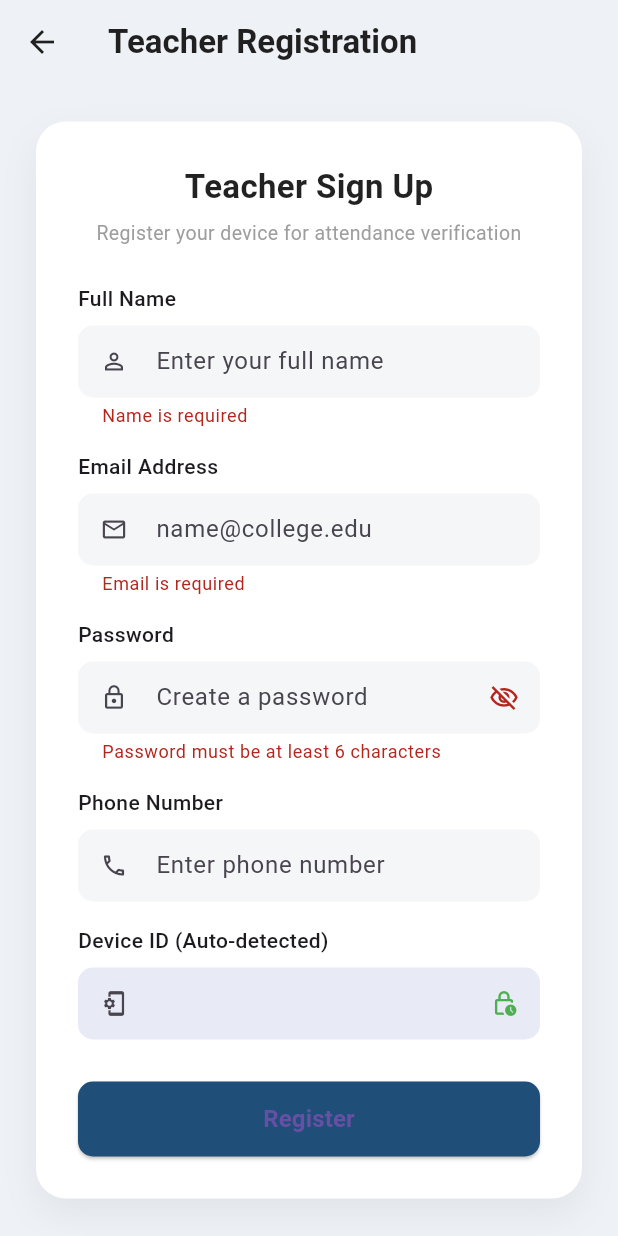
After one commit to Minahilgul/minahilfrontendattendance, a Flutter app: the RegisterTeacherScreen screen opened by its route, after a tap on "Register", on a phone screen of 412 x 824 dp. The commit adds this screen. Run offline on Flutter 3.47's test engine with Material 3 defaults, Android fonts, the phone set to English and light mode, and no system bars; our stand-ins replace device_info_plus, fl_chart, flutter_secure_storage, geolocator, get, get_storage and 1 more; accounts and stored records are empty; network calls fail.

Commit message:
fix the code

```diff
--- a/lib/core/services/teacher_service.dart
+++ b/lib/core/services/teacher_service.dart
@@ -47,16 +47,12 @@ class TeacherService {
     try {
       final token = await AuthService.getToken();
 
-      final deviceInfo = DeviceInfoPlugin();
-      final info = await deviceInfo.androidInfo;
-
-
       final body = {
         'username': username,
         'email': email,
         'password': password,
         'phone': phone,
-        // 'device_id': info.id
+        if (deviceId != null && deviceId.isNotEmpty) 'device_id': deviceId,
       };
 
       final response = await http.post(
@@ -183,4 +179,85 @@ class TeacherService {
       return false;
     }
   }
+
+  // ─────────────────────────────
+  // SELF-REGISTER TEACHER
+  // ─────────────────────────────
+  static Future<Map<String, dynamic>> registerTeacher({
+    required String username,
+    required String email,
+    required String password,
+    required String phone,
+    required String deviceId,
+  }) async {
+    try {
+      final body = {
+        'username': username,
+        'email': email,
+        'password': password,
+        'phone': phone,
+        'device_id': deviceId,
+      };
+
+      final response = await http.post(
+        Uri.parse('${AuthService.baseUrl}/register-teacher'),
+        headers: {
+          'Content-Type': 'application/json',
+          'Accept': 'application/json',
+        },
+        body: jsonEncode(body),
+      );
+
+      print("REGISTER TEACHER STATUS: ${response.statusCode}");
+      print("REGISTER TEACHER RESPONSE: ${response.body}");
+
+      final jsonData = jsonDecode(response.body);
+
+      if (response.statusCode == 200 || response.statusCode == 201) {
+        return {'success': true, 'message': jsonData['message'] ?? 'Registration successful!'};
+      }
+
+      String errorMessage = jsonData['message'] ?? 'Failed to register';
+      if (jsonData['errors'] != null) {
+        final errors = jsonData['errors'] as Map<String, dynamic>;
+        errorMessage = errors.values
+            .expand((e) => e is List ? e : [e])
+            .join('\n');
+      }
+
+      return {'success': false, 'message': errorMessage};
+    } catch (e) {
+      print("REGISTER TEACHER SERVICE ERROR: $e");
+      return {'success': false, 'message': 'Network error: $e'};
+    }
+  }
+
+  // ─────────────────────────────
+  // APPROVE TEACHER
+  // ─────────────────────────────
+  static Future<bool> approveTeacher(int id) async {
+    try {
+      final token = await AuthService.getToken();
+
+      final response = await http.post(
+        Uri.parse('${AuthService.baseUrl}/teachers/approve/$id'),
+        headers: {
+          'Accept': 'application/json',
+          'Authorization': 'Bearer $token',
+        },
+      );
+
+      print("APPROVE TEACHER STATUS: ${response.statusCode}");
+      print("APPROVE TEACHER RESPONSE: ${response.body}");
+
+      if (response.statusCode == 200) {
+        final data = jsonDecode(response.body);
+        return data['success'] == true;
+      }
+      return false;
+    } catch (e) {
+      print("APPROVE TEACHER SERVICE ERROR: $e");
+      return false;
+    }
+  }
 }
--- a/lib/routes/app_routes.dart
+++ b/lib/routes/app_routes.dart
@@ -1,4 +1,6 @@
 import 'package:go_router/go_router.dart';
+import '../core/services/auth_service.dart';
+
 
 import '../screens/splash_screen.dart';
 import '../screens/login_screen.dart';
@@ -13,6 +15,7 @@ import '../screens/create_session_page.dart';
 import '../screens/settings_screen.dart';
 import '../screens/student_directory_screen.dart';
 import '../screens/student_dashboard_screen.dart';
+import '../screens/register_teacher_screen.dart';
 
 final GoRouter appRouter = GoRouter(
   initialLocation: '/',
@@ -36,9 +39,11 @@ final GoRouter appRouter = GoRouter(
       path: '/teacher-dashboard',
       builder: (context, state) {
         final extra = state.extra as Map<String, dynamic>? ?? {};
+        final int userId = extra['userId'] ?? AuthService.currentUser?['id'] ?? 1;
+        final String role = extra['role'] ?? AuthService.currentUser?['role'] ?? 'teacher';
         return TeacherDashboardScreen(
-          userId: extra['userId'] ?? 1,
-          role: extra['role'] ?? 'teacher',
+          userId: userId,
+          role: role,
         );
       }
     ),
@@ -53,9 +58,11 @@ final GoRouter appRouter = GoRouter(
       path: '/teachers',
       builder: (context, state) {
         final extra = state.extra as Map<String, dynamic>? ?? {};
+        final int userId = extra['userId'] ?? AuthService.currentUser?['id'] ?? 1;
+        final String role = extra['role'] ?? AuthService.currentUser?['role'] ?? 'teacher';
         return TeacherDirectoryScreen(
-          userId: extra['userId'] ?? 1,
-          role: extra['role'] ?? 'teacher',
+          userId: userId,
+          role: role,
         );
       }
     ),
@@ -66,14 +73,18 @@ final GoRouter appRouter = GoRouter(
 
     GoRoute(path: '/create-session', builder: (context, state) => const CreateSessionPage()),
     GoRoute(path: '/add-student', builder: (context, state) => const StudentDirectoryScreen()),
+    GoRoute(path: '/register-teacher', builder: (context, state) => const RegisterTeacherScreen()),
     GoRoute(
       path: '/student-dashboard',
       builder: (context, state) {
         final extra = state.extra as Map<String, dynamic>? ?? {};
+        final int userId = extra['userId'] ?? AuthService.currentUser?['id'] ?? 1;
+        final String role = extra['role'] ?? AuthService.currentUser?['role'] ?? 'student';
+        final String name = extra['name'] ?? AuthService.currentUser?['username'] ?? 'Student';
         return StudentDashboardScreen(
-          userId: extra['userId'] ?? 1,
-          role: extra['role'] ?? 'student',
-          name: extra['name'] ?? 'Student',
+          userId: userId,
+          role: role,
+          name: name,
         );
       },
     ),
--- a/lib/screens/create_session_page.dart
+++ b/lib/screens/create_session_page.dart
@@ -142,7 +142,7 @@ class _CreateSessionPageState extends State<CreateSessionPage> {
 
     try {
       String? userIdStr = await _storage.read(key: 'userId');
-      int userId = int.tryParse(userIdStr ?? '') ?? 1;
+      int userId = int.tryParse(userIdStr ?? '') ?? AuthService.currentUser?['id'] ?? 1;
 
       final result = await SessionService.createSession(
         teacherId: userId,
--- /dev/null
+++ b/lib/screens/register_teacher_screen.dart
@@ -0,0 +1,332 @@
+import 'package:flutter/material.dart';
+import 'package:go_router/go_router.dart';
+import '../core/services/teacher_service.dart';
+import '../core/services/device_service.dart';
+
+class RegisterTeacherScreen extends StatefulWidget {
+  const RegisterTeacherScreen({super.key});
+
+  @override
+  State<RegisterTeacherScreen> createState() => _RegisterTeacherScreenState();
+}
+
+class _RegisterTeacherScreenState extends State<RegisterTeacherScreen> {
+  final _formKey = GlobalKey<FormState>();
+  final TextEditingController _usernameController = TextEditingController();
+  final TextEditingController _emailController = TextEditingController();
+  final TextEditingController _passwordController = TextEditingController();
+  final TextEditingController _phoneController = TextEditingController();
+
+  String _deviceId = '';
+  bool _isLoadingDevice = true;
+  bool _isLoading = false;
+  bool _obscurePassword = true;
+
+  @override
+  void initState() {
+    super.initState();
+    _loadDeviceId();
+  }
+
+  Future<void> _loadDeviceId() async {
+    try {
+      final id = await DeviceService.getDeviceId();
+      setState(() {
+        _deviceId = id;
+        _isLoadingDevice = false;
+      });
+    } catch (e) {
+      setState(() {
+        _deviceId = 'Unavailable';
+        _isLoadingDevice = false;
+      });
+    }
+  }
+
+  Future<void> _register() async {
+    if (!_formKey.currentState!.validate()) return;
+    if (_deviceId.isEmpty || _deviceId == 'Unavailable') {
+      ScaffoldMessenger.of(context).showSnackBar(
+        const SnackBar(content: Text("Could not retrieve device ID. Registration blocked.")),
+      );
+      return;
+    }
+
+    setState(() {
+      _isLoading = true;
+    });
+
+    final result = await TeacherService.registerTeacher(
+      username: _usernameController.text.trim(),
+      email: _emailController.text.trim(),
+      password: _passwordController.text.trim(),
+      phone: _phoneController.text.trim(),
+      deviceId: _deviceId,
+    );
+
+    setState(() {
+      _isLoading = false;
+    });
+
+    if (result['success']) {
+      showDialog(
+        context: context,
+        barrierDismissible: false,
+        builder: (context) => AlertDialog(
+          shape: RoundedRectangleBorder(borderRadius: BorderRadius.circular(16)),
+          title: Row(
+            children: const [
+              Icon(Icons.check_circle_rounded, color: Colors.green, size: 28),
+              SizedBox(width: 8),
+              Text('Success'),
+            ],
+          ),
+          content: Text(result['message'] ?? 'Registration successful. Admin approval required.'),
+          actions: [
+            ElevatedButton(
+              onPressed: () {
+                Navigator.pop(context); // close dialog
+                context.go('/login'); // go to login
+              },
+              style: ElevatedButton.styleFrom(
+                backgroundColor: const Color(0xff1f4e79),
+                shape: RoundedRectangleBorder(
+                  borderRadius: BorderRadius.circular(8),
+                ),
+              ),
+              child: const Text('Go to Login'),
+            ),
+          ],
+        ),
+      );
+    } else {
+      ScaffoldMessenger.of(context).showSnackBar(
+        SnackBar(
+          content: Text(result['message'] ?? 'Registration failed.'),
+          backgroundColor: Colors.red[700],
+        ),
+      );
+    }
+  }
+
+  @override
+  void dispose() {
+    _usernameController.dispose();
+    _emailController.dispose();
+    _passwordController.dispose();
+    _phoneController.dispose();
+    super.dispose();
+  }
+
+  @override
+  Widget build(BuildContext context) {
+    return Scaffold(
+      backgroundColor: const Color(0xffeef2f6),
+      appBar: AppBar(
+        title: const Text("Teacher Registration", style: TextStyle(fontWeight: FontWeight.bold, color: Colors.black87)),
+        backgroundColor: Colors.transparent,
+        elevation: 0,
+        leading: IconButton(
+          icon: const Icon(Icons.arrow_back, color: Colors.black87),
+          onPressed: () => context.pop(),
+        ),
+      ),
+      body: Center(
+        child: SingleChildScrollView(
+          padding: const EdgeInsets.symmetric(horizontal: 24, vertical: 16),
+          child: Container(
+            width: 400,
+            padding: const EdgeInsets.all(28),
+            decoration: BoxDecoration(
+              color: Colors.white,
+              borderRadius: BorderRadius.circular(20),
+              boxShadow: [
+                BoxShadow(
+                  color: Colors.black.withOpacity(0.06),
+                  blurRadius: 20,
+                  offset: const Offset(0, 10),
+                ),
+              ],
+            ),
+            child: Form(
+              key: _formKey,
+              child: Column(
+                crossAxisAlignment: CrossAxisAlignment.start,
+                children: [
+                  const Center(
+                    child: Text(
+                      "Teacher Sign Up",
+                      style: TextStyle(
+                        fontSize: 22,
+                        fontWeight: FontWeight.bold,
+                        color: Colors.black87,
+                      ),
+                    ),
+                  ),
+                  const SizedBox(height: 6),
+                  const Center(
+                    child: Text(
+                      "Register your device for attendance verification",
+                      textAlign: TextAlign.center,
+                      style: TextStyle(color: Colors.grey, fontSize: 13),
+                    ),
+                  ),
+                  const SizedBox(height: 24),
+
+                  // Username Field
+                  const Text("Full Name", style: TextStyle(fontWeight: FontWeight.w500, fontSize: 14)),
+                  const SizedBox(height: 8),
+                  TextFormField(
+                    controller: _usernameController,
+                    validator: (v) => v == null || v.trim().isEmpty ? 'Name is required' : null,
+                    decoration: InputDecoration(
+                      hintText: "Enter your full name",
+                      prefixIcon: const Icon(Icons.person_outline),
+                      filled: true,
+                      fillColor: const Color(0xfff5f6f8),
+                      border: OutlineInputBorder(
+                        borderRadius: BorderRadius.circular(10),
+                        borderSide: BorderSide.none,
+                      ),
+                      isDense: true,
+                    ),
+                  ),
+                  const SizedBox(height: 16),
+
+                  // Email Field
+                  const Text("Email Address", style: TextStyle(fontWeight: FontWeight.w500, fontSize: 14)),
+                  const SizedBox(height: 8),
+                  TextFormField(
+                    controller: _emailController,
+                    keyboardType: TextInputType.emailAddress,
+                    validator: (v) {
+                      if (v == null || v.trim().isEmpty) return 'Email is required';
+                      if (!RegExp(r'^[\w-\.]+@([\w-]+\.)+[\w-]{2,4}$').hasMatch(v.trim())) {
+                        return 'Enter a valid email address';
+                      }
+                      return null;
+                    },
+                    decoration: InputDecoration(
+                      hintText: "name@college.edu",
+                      prefixIcon: const Icon(Icons.email_outlined),
+                      filled: true,
+                      fillColor: const Color(0xfff5f6f8),
+                      border: OutlineInputBorder(
+                        borderRadius: BorderRadius.circular(10),
+                        borderSide: BorderSide.none,
+                      ),
+                      isDense: true,
+                    ),
+                  ),
+                  const SizedBox(height: 16),
+
+                  // Password Field
+                  const Text("Password", style: TextStyle(fontWeight: FontWeight.w500, fontSize: 14)),
+                  const SizedBox(height: 8),
+                  TextFormField(
+                    controller: _passwordController,
+                    obscureText: _obscurePassword,
+                    validator: (v) => v == null || v.length < 6 ? 'Password must be at least 6 characters' : null,
+                    decoration: InputDecoration(
+                      hintText: "Create a password",
+                      prefixIcon: const Icon(Icons.lock_outline),
+                      suffixIcon: IconButton(
+                        icon: Icon(_obscurePassword ? Icons.visibility_off_outlined : Icons.visibility_outlined, size: 20),
+                        onPressed: () => setState(() => _obscurePassword = !_obscurePassword),
+                      ),
+                      filled: true,
+                      fillColor: const Color(0xfff5f6f8),
+                      border: OutlineInputBorder(
+                        borderRadius: BorderRadius.circular(10),
+                        borderSide: BorderSide.none,
+                      ),
+                      isDense: true,
+                    ),
+                  ),
+                  const SizedBox(height: 16),
+
+                  // Phone Field
+                  const Text("Phone Number", style: TextStyle(fontWeight: FontWeight.w500, fontSize: 14)),
+                  const SizedBox(height: 8),
+                  TextFormField(
+                    controller: _phoneController,
+                    keyboardType: TextInputType.phone,
+                    decoration: InputDecoration(
+                      hintText: "Enter phone number",
+                      prefixIcon: const Icon(Icons.phone_outlined),
+                      filled: true,
+                      fillColor: const Color(0xfff5f6f8),
+                      border: OutlineInputBorder(
+                        borderRadius: BorderRadius.circular(10),
+                        borderSide: BorderSide.none,
+                      ),
+                      isDense: true,
+                    ),
+                  ),
+                  const SizedBox(height: 16),
+
+                  // Device ID Field (Read-only)
+                  const Text("Device ID (Auto-detected)", style: TextStyle(fontWeight: FontWeight.w500, fontSize: 14)),
+                  const SizedBox(height: 8),
+                  TextFormField(
+                    controller: TextEditingController(text: _deviceId),
+                    readOnly: true,
+                    style: const TextStyle(color: Colors.blueGrey, fontWeight: FontWeight.w600, fontSize: 13),
+                    decoration: InputDecoration(
+                      prefixIcon: const Icon(Icons.phonelink_setup_outlined),
+                      filled: true,
+                      fillColor: const Color(0xffe8eaf6),
+                      suffixIcon: _isLoadingDevice
+                        ? const Padding(
+                            padding: EdgeInsets.all(12.0),
+                            child: SizedBox(width: 16, height: 16, child: CircularProgressIndicator(strokeWidth: 2)),
+                          )
+                        : const Icon(Icons.lock_clock_outlined, color: Colors.green),
+                      border: OutlineInputBorder(
+                        borderRadius: BorderRadius.circular(10),
+                        borderSide: BorderSide.none,
+                      ),
+                      isDense: true,
+                    ),
+                  ),
+                  const SizedBox(height: 28),
+
+                  // Submit Button
+                  SizedBox(
+                    width: double.infinity,
+                    height: 50,
+                    child: ElevatedButton(
+                      onPressed: (_isLoading || _isLoadingDevice) ? null : _register,
+                      style: ElevatedButton.styleFrom(
+                        backgroundColor: const Color(0xff1f4e79),
+                        shape: RoundedRectangleBorder(
+                          borderRadius: BorderRadius.circular(10),
+                        ),
+                      ),
+                      child: _isLoading
+                          ? const SizedBox(
+                              width: 24,
+                              height: 24,
+                              child: CircularProgressIndicator(
+                                color: Colors.white,
+                                strokeWidth: 2,
+                              ),
+                            )
+                          : const Text(
+                              "Register",
+                              style: TextStyle(
+                                fontSize: 16,
+                                fontWeight: FontWeight.w600,
+                              ),
+                            ),
+                    ),
+                  ),
+                ],
+              ),
+            ),
+          ),
+        ),
+      ),
+    );
+  }
+}
--- a/lib/screens/teacher_directory_screen.dart
+++ b/lib/screens/teacher_directory_screen.dart
@@ -57,14 +57,14 @@ class TeacherModel {
       name: name,
       department: json['department']?? 'N/A',
       role: json['role']?? 'Teacher',
-      status: TeacherStatus.verified,
+      status: json['status'] == 1 ? TeacherStatus.verified : TeacherStatus.inactive,
       activeClasses: json['active_classes']?? 0,
       deviceInfo: json['device_info'],
       lastSeen: json['last_seen'],
       registeredInfo: json['created_at'],
       email: json['email'],
       phone: json['phone'],
-       deviceId: json['device_Id'],
+      deviceId: json['device_id'],
     );
   }
 }
@@ -220,8 +220,7 @@ class _AddTeacherDialogState extends State<AddTeacherDialog> {
                 const SizedBox(height: 14),
                 _buildField('Phone Number', _phoneCtrl, Icons.phone_outlined, keyboardType: TextInputType.phone),
                 const SizedBox(height: 14),
-                // FIX: MAC address field — required by backend device_mac_address column
-                _buildField('Device IMEI Address', _imeiCtrl, Icons.router_outlined),
+                _buildField('Device ID / IMEI', _imeiCtrl, Icons.router_outlined),
                 const SizedBox(height: 24),
                 Row(
                   children: [
@@ -364,8 +363,7 @@ class _EditTeacherDialogState extends State<EditTeacherDialog> {
             const SizedBox(height: 14),
             _buildField('Phone Number', _phoneCtrl, Icons.phone_outlined, keyboardType: TextInputType.phone),
             const SizedBox(height: 14),
-            // FIX: MAC address field — pre-filled from existing teacher data
-            _buildField('Device IMEI Address', _imeiCtrl, Icons.router_outlined),
+            _buildField('Device ID / IMEI', _imeiCtrl, Icons.router_outlined),
             const SizedBox(height: 24),
             Row(
               children: [
@@ -412,8 +410,9 @@ class TeacherCard extends StatelessWidget {
   final TeacherModel teacher;
   final VoidCallback? onEdit;
   final VoidCallback? onDelete;
+  final VoidCallback? onApprove;
 
-  const TeacherCard({super.key, required this.teacher, this.onEdit, this.onDelete});
+  const TeacherCard({super.key, required this.teacher, this.onEdit, this.onDelete, this.onApprove});
 
   @override
   Widget build(BuildContext context) {
@@ -500,6 +499,24 @@ class TeacherCard extends StatelessWidget {
               child: Align(
                 alignment: Alignment.centerRight,
                 child: TextButton(onPressed: () {}, style: TextButton.styleFrom(foregroundColor: const Color(0xFF1565C0), padding: EdgeInsets.zero, minimumSize: Size.zero, tapTargetSize: MaterialTapTargetSize.shrinkWrap), child: const Row(mainAxisSize: MainAxisSize.min, children: [Text('VIEW LOGS', style: TextStyle(fontSize: 12, fontWeight: FontWeight.w600)), SizedBox(width: 4), Icon(Icons.arrow_forward, size: 14)])),
+              ),
+            ),
+          if (teacher.status == TeacherStatus.inactive)
+            Padding(
+              padding: const EdgeInsets.fromLTRB(16, 0, 16, 12),
+              child: Align(
+                alignment: Alignment.centerRight,
+                child: ElevatedButton.icon(
+                  onPressed: onApprove,
+                  icon: const Icon(Icons.check, size: 14, color: Colors.white),
+                  label: const Text('APPROVE TEACHER', style: TextStyle(fontSize: 12, fontWeight: FontWeight.bold)),
+                  style: ElevatedButton.styleFrom(
+                    backgroundColor: Colors.green[700],
+                    foregroundColor: Colors.white,
+                    padding: const EdgeInsets.symmetric(horizontal: 14, vertical: 8),
+                    shape: RoundedRectangleBorder(borderRadius: BorderRadius.circular(8)),
+                  ),
+                ),
               ),
             ),
         ],
@@ -604,6 +621,35 @@ class _TeacherDirectoryScreenState extends State<TeacherDirectoryScreen> {
     }
   }
 
+  void _showApproveDialog(TeacherModel teacher) async {
+    final confirm = await showDialog<bool>(
+      context: context,
+      builder: (context) => AlertDialog(
+        shape: RoundedRectangleBorder(borderRadius: BorderRadius.circular(16)),
+        title: const Text('Approve Teacher'),
+        content: Text('Are you sure you want to approve and activate the account of ${teacher.name}?'),
+        actions: [
+          TextButton(onPressed: () => Navigator.pop(context, false), child: const Text('Cancel')),
+          ElevatedButton(
+            onPressed: () => Navigator.pop(context, true),
+            style: ElevatedButton.styleFrom(backgroundColor: Colors.green[700]),
+            child: const Text('Approve', style: TextStyle(color: Colors.white)),
+          ),
+        ],
+      ),
+    );
+
+    if (confirm == true) {
+      final success = await TeacherService.approveTeacher(teacher.id);
+      if (success) {
+        _fetchTeachers();
+        ScaffoldMessenger.of(context).showSnackBar(SnackBar(content: Text('${teacher.name} approved successfully'), backgroundColor: const Color(0xFF2E7D32)));
+      } else {
+        ScaffoldMessenger.of(context).showSnackBar(const SnackBar(content: Text('Failed to approve teacher'), backgroundColor: Color(0xFFC62828)));
+      }
+    }
+  }
+
   @override
   void dispose() {
     _searchCtrl.dispose();
@@ -691,6 +737,7 @@ class _TeacherDirectoryScreenState extends State<TeacherDirectoryScreen> {
                                 if (result == true) _fetchTeachers();
                               },
                               onDelete: () => _showDeleteDialog(t),
+                              onApprove: () => _showApproveDialog(t),
                             )),
                         Container(
                           margin: const EdgeInsets.fromLTRB(16, 8, 16, 8),
```
Also changed, not shown: lib/screens/login_screen.dart (+17 -1 lines).
